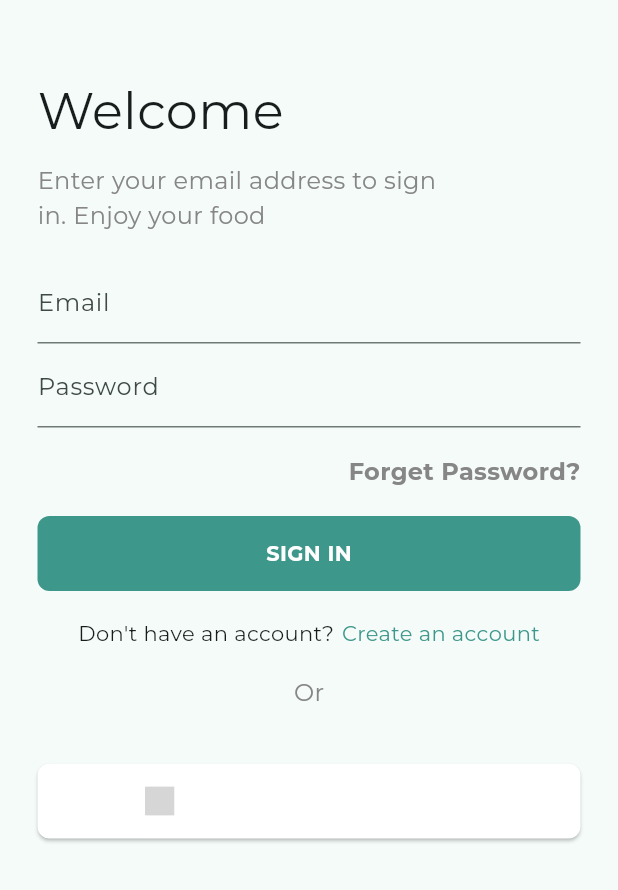
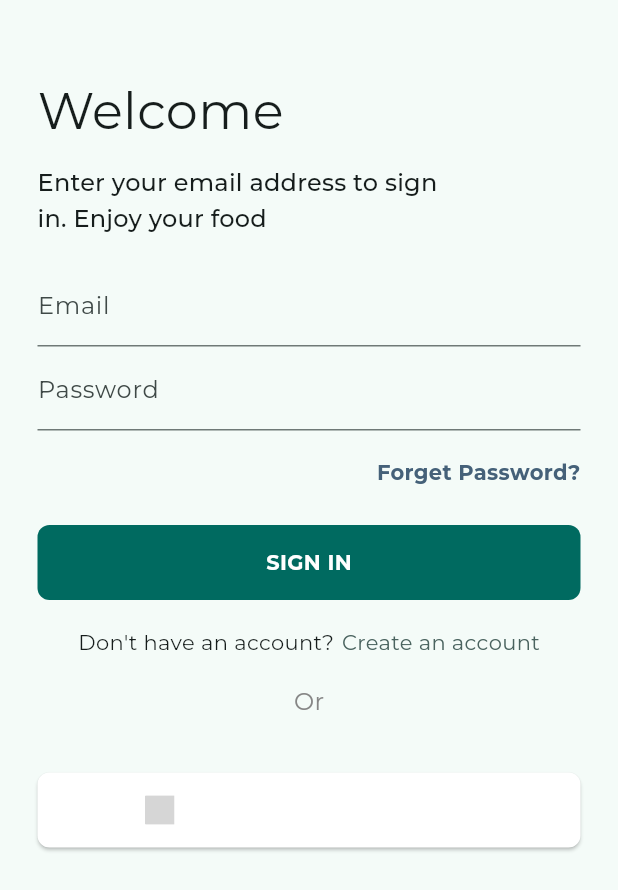
Before and after one commit to altayeb-zahi/z-fitness, a Flutter app: the screen it shows after launch, on a phone screen of 412 x 824 dp. Shown: the top 890 px of the screen. Run offline on Flutter 3.47's test engine with Material 2 defaults, Android fonts, the phone set to English and light mode, and no system bars; drawn by our look-alikes of dynamic_color; our stand-ins replace auth_buttons, cached_network_image, cloud_firestore, device_preview, firebase_auth, firebase_core and 16 more; accounts and stored records are empty; grey boxes are pictures that could not be loaded.

Commit message:
fixed user info view ui and added dark theme for it

```diff
--- a/lib/ui/dumb_widgets/authentication_layout.dart
+++ b/lib/ui/dumb_widgets/authentication_layout.dart
@@ -1,7 +1,6 @@
 import 'package:auth_buttons/auth_buttons.dart';
 import 'package:flutter/material.dart';
 import 'package:universal_io/io.dart';
-import 'package:z_fitness/ui/shared/app_colors.dart';
 
 import '../shared/styles.dart';
 import '../shared/ui_helpers.dart';
@@ -68,7 +67,8 @@ class AuthenticationLayout extends StatelessWidget {
               width: screenWidthPercentage(context, percentage: 0.7),
               child: Text(
                 subtitle!,
-                style: ktsMediumGreyBodyText,
+                style: theme.textTheme.titleMedium!
+                    .copyWith(color: theme.textTheme.caption!.color),
               ),
             ),
           ),
@@ -82,17 +82,17 @@ class AuthenticationLayout extends StatelessWidget {
                   onTap: onForgotPassword,
                   child: Text(
                     'Forget Password?',
-                    style: ktsMediumGreyBodyText.copyWith(
-                      fontWeight: FontWeight.bold,
-                    ),
+                    style: theme.textTheme.bodyText2!.copyWith(
+                        fontWeight: FontWeight.bold,
+                        color: theme.colorScheme.tertiary),
                   )),
             ),
-          verticalSpaceRegular,
+          verticalSpaceMedium,
           if (validationMessage != null)
             Text(
               validationMessage!,
-              style: const TextStyle(
-                color: Colors.red,
+              style: TextStyle(
+                color: theme.colorScheme.error,
                 fontSize: kBodyTextSize,
               ),
             ),
@@ -104,7 +104,7 @@ class AuthenticationLayout extends StatelessWidget {
               height: 50,
               alignment: Alignment.center,
               decoration: BoxDecoration(
-                color: primaryColorLight,
+                color: theme.colorScheme.primary,
                 borderRadius: BorderRadius.circular(8),
               ),
               child: busy
@@ -113,8 +113,8 @@ class AuthenticationLayout extends StatelessWidget {
                     )
                   : Text(
                       mainButtonTitle!,
-                      style: const TextStyle(
-                          color: Colors.white,
+                      style: TextStyle(
+                          color: theme.colorScheme.onPrimary,
                           fontWeight: FontWeight.bold,
                           fontSize: 14),
                     ),
@@ -126,22 +126,20 @@ class AuthenticationLayout extends StatelessWidget {
               onTap: onCreateAccountTapped,
               child: Row(
                 mainAxisAlignment: MainAxisAlignment.center,
-                children: const [
-                  Text('Don\'t have an account?'),
+                children: [
+                  const Text('Don\'t have an account?'),
                   horizontalSpaceTiny,
                   Text(
                     'Create an account',
-                    style: TextStyle(
-                      color: primaryColorLight,
-                    ),
+                    style: TextStyle(color: theme.colorScheme.secondary),
                   )
                 ],
               ),
             ),
           if (showTermsText)
-            const Text(
+            Text(
               'By signing up you agree to our terms, conditions and privacy policy.',
-              style: ktsMediumGreyBodyText,
+              style: theme.textTheme.caption,
               textAlign: TextAlign.center,
             ),
           verticalSpaceRegular,
--- a/lib/ui/dumb_widgets/food_layout.dart
+++ b/lib/ui/dumb_widgets/food_layout.dart
@@ -35,6 +35,7 @@ class FoodLayout extends StatelessWidget {
       padding: const EdgeInsets.symmetric(horizontal: horizontalViewPading),
       child: Column(
         children: [
+          verticalSpaceTiny,
           Row(
             children: [
               Text(
--- a/lib/ui/dumb_widgets/food_list_tile.dart
+++ b/lib/ui/dumb_widgets/food_list_tile.dart
@@ -17,10 +17,11 @@ class FoodListTile extends StatelessWidget {
     if (foodTypeToString[food.foodType] == foodTypeToString[FoodType.recipe]) {
       // recipe
       return Container(
+        padding: const EdgeInsets.symmetric(horizontal: 10),
+        margin: const EdgeInsets.symmetric(vertical: 5),
         decoration: BoxDecoration(
-            border: Border.all(),
             borderRadius: const BorderRadius.all(Radius.circular(8)),
-            color: theme.colorScheme.surfaceVariant.withOpacity(1)),
+            color: theme.colorScheme.surfaceVariant.withOpacity(0.3)),
         child: ListTile(
           contentPadding: EdgeInsets.zero,
           title: Text(food.recipeDetails!.title ?? ''),
--- a/lib/ui/smart_widgets/birthday_selector/birthday_selector_view.dart
+++ b/lib/ui/smart_widgets/birthday_selector/birthday_selector_view.dart
@@ -1,6 +1,5 @@
 import 'package:flutter/material.dart';
 import 'package:provider/provider.dart';
-import 'package:z_fitness/ui/shared/app_colors.dart';
 import 'package:z_fitness/ui/smart_widgets/birthday_selector/birthday_selector_view_model.dart';
 import '../../shared/ui_helpers.dart';
 
@@ -19,7 +18,7 @@ class BirthdaySelector extends StatelessWidget {
         create: (context) => model,
         child: Consumer<BirthdaySelectorViewModel>(
             builder: (context, value, child) => Container(
-                  color: backgroundColorLight,
+                  color: theme.colorScheme.surfaceVariant.withOpacity(0.5),
                   width: double.infinity,
                   child: GestureDetector(
                     onTap: () async {
--- a/lib/ui/views/create_account/create_account_view.dart
+++ b/lib/ui/views/create_account/create_account_view.dart
@@ -58,6 +58,9 @@ class _CreateAccountViewState extends State<CreateAccountView> {
               ),
               TextField(
                 decoration: const InputDecoration(labelText: 'Password'),
+                obscureText: true,
+                autocorrect: false,
+                enableSuggestions: false,
                 controller: passwordController,
               ),
             ],
--- a/lib/ui/views/login/login_view.dart
+++ b/lib/ui/views/login/login_view.dart
@@ -31,7 +31,8 @@ class _LoginViewState extends State<LoginView> {
         builder: (context, model, child) => Scaffold(
             body: AuthenticationLayout(
           busy: model.isBusy,
-          onMainButtonTapped: ()=> model.loginWithEmail(email: emailController.text, passowrd: passwordController.text),
+          onMainButtonTapped: () => model.loginWithEmail(
+              email: emailController.text, passowrd: passwordController.text),
           onCreateAccountTapped: model.navigateToCreateAccount,
           validationMessage: model.validationMessage,
           title: 'Welcome',
@@ -45,6 +46,9 @@ class _LoginViewState extends State<LoginView> {
               ),
               TextField(
                 decoration: const InputDecoration(labelText: 'Password'),
+                obscureText: true,
+                autocorrect: false,
+                enableSuggestions: false,
                 controller: passwordController,
               ),
             ],
```
Also changed, not shown: lib/ui/smart_widgets/activity_level_selector/activity_level_selector_view.dart (+5 -2 lines), lib/ui/smart_widgets/gender_selector/gender_selector_view.dart (+8 -6 lines), lib/ui/smart_widgets/height_selector/height_selector_view.dart (+14 -15 lines), lib/ui/smart_widgets/recipes_filters_bottom_sheet/recipes_filters_bottom_sheet_view.dart (+24 -24 lines), lib/ui/views/user_info/user_info_view.dart (+10 -12 lines), lib/utils/helpers.dart (+5 -2 lines).
